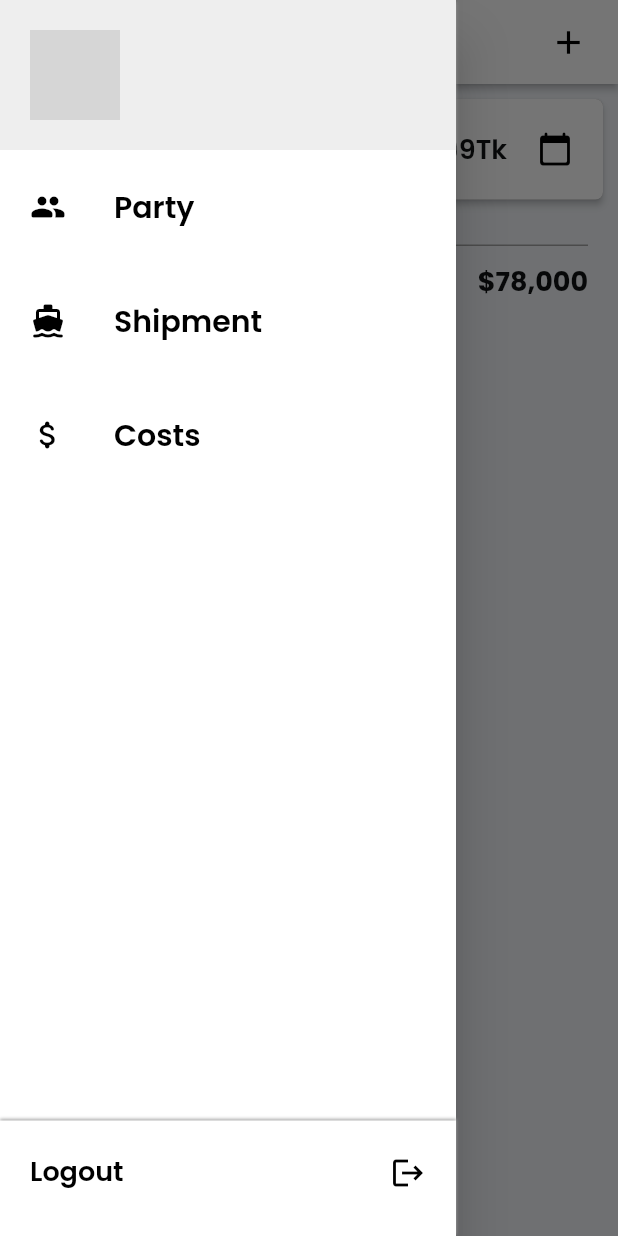
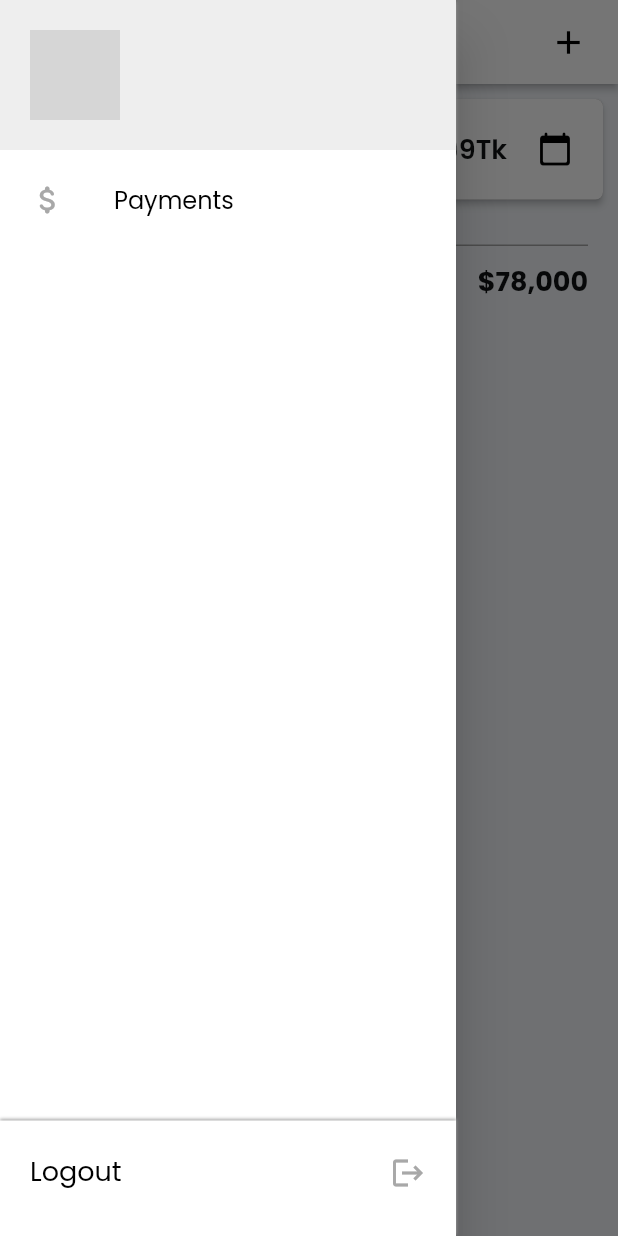
Before and after one commit to mdrashedbinkuddus/rsenterperise-admin, a Flutter app: the CostsWidget screen opened directly, with the side drawer open, on a phone screen of 412 x 824 dp. Run offline on Flutter 3.47's test engine with Material 2 defaults, Android fonts, the phone set to English and light mode, and no system bars; our stand-ins replace auto_size_text, built_collection, built_value, cloud_firestore, easy_debounce, firebase_auth and 11 more; missing offline and left inert: json_path; accounts and stored records are empty; generated files the repository leaves out were written again; network calls fail; grey boxes are pictures that could not be loaded.

Commit message:
Updating to latest FlutterFlow output.

```diff
--- a/lib/costs/costs_widget.dart
+++ b/lib/costs/costs_widget.dart
@@ -3,7 +3,7 @@ import '../backend/backend.dart';
 import '../components/add_cost_widget.dart';
 import '../flutter_flow/flutter_flow_theme.dart';
 import '../flutter_flow/flutter_flow_util.dart';
-import '../main.dart';
+import '../payment/payment_widget.dart';
 import '../sign_in/sign_in_widget.dart';
 import 'package:flutter/material.dart';
 import 'package:flutter_datetime_picker/flutter_datetime_picker.dart';
@@ -139,7 +139,10 @@ class _CostsWidgetState extends State<CostsWidget> {
                               return ClipRRect(
                                 borderRadius: BorderRadius.circular(50),
                                 child: Image.network(
-                                  drawerUserRecord.photoUrl,
+                                  valueOrDefault<String>(
+                                    drawerUserRecord.photoUrl,
+                                    'https://storage.googleapis.com/flutterflow-io-6f20.appspot.com/projects/r-s-enterprise-admin-ghscow/assets/ffgkx5xuwf47/logo.png',
+                                  ),
                                   width: 60,
                                   height: 60,
                                   fit: BoxFit.cover,
@@ -180,86 +183,29 @@ class _CostsWidgetState extends State<CostsWidget> {
                                 type: PageTransitionType.fade,
                                 duration: Duration(milliseconds: 0),
                                 reverseDuration: Duration(milliseconds: 0),
-                                child: NavBarPage(initialPage: 'PartyList'),
-                              ),
-                            );
-                          },
-                          child: ListTile(
-                            leading: Icon(
-                              Icons.group_rounded,
-                              color: Colors.black,
-                            ),
-                            title: Text(
-                              'Party',
-                              style:
-                                  FlutterFlowTheme.of(context).title3.override(
-                                        fontFamily: 'Poppins',
-                                        color: Colors.black,
-                                      ),
-                            ),
-                            dense: false,
-                            contentPadding:
-                                EdgeInsetsDirectional.fromSTEB(20, 10, 0, 10),
-                          ),
-                        ),
-                        InkWell(
-                          onTap: () async {
-                            await Navigator.push(
-                              context,
-                              PageTransition(
-                                type: PageTransitionType.fade,
-                                duration: Duration(milliseconds: 0),
-                                reverseDuration: Duration(milliseconds: 0),
-                                child: NavBarPage(initialPage: 'Shipment'),
-                              ),
-                            );
-                          },
-                          child: ListTile(
-                            leading: Icon(
-                              Icons.directions_boat_rounded,
-                              color: Colors.black,
-                            ),
-                            title: Text(
-                              'Shipment',
-                              style:
-                                  FlutterFlowTheme.of(context).title3.override(
-                                        fontFamily: 'Poppins',
-                                        color: Colors.black,
-                                      ),
-                            ),
-                            dense: false,
-                            contentPadding:
-                                EdgeInsetsDirectional.fromSTEB(20, 10, 0, 10),
-                          ),
-                        ),
-                        InkWell(
-                          onTap: () async {
-                            await Navigator.push(
-                              context,
-                              PageTransition(
-                                type: PageTransitionType.fade,
-                                duration: Duration(milliseconds: 0),
-                                reverseDuration: Duration(milliseconds: 0),
-                                child: NavBarPage(initialPage: 'Costs'),
+                                child: PaymentWidget(),
                               ),
                             );
                           },
                           child: ListTile(
                             leading: Icon(
                               Icons.attach_money_rounded,
-                              color: Colors.black,
+                              color: FlutterFlowTheme.of(context).lineColor,
+                              size: 24,
                             ),
                             title: Text(
-                              'Costs',
+                              'Payments',
                               style:
                                   FlutterFlowTheme.of(context).title3.override(
                                         fontFamily: 'Poppins',
                                         color: Colors.black,
+                                        fontSize: 16,
+                                        fontWeight: FontWeight.normal,
                                       ),
                             ),
                             dense: false,
                             contentPadding:
-                                EdgeInsetsDirectional.fromSTEB(20, 10, 0, 10),
+                                EdgeInsetsDirectional.fromSTEB(20, 5, 0, 5),
                           ),
                         ),
                       ],
@@ -294,6 +240,7 @@ class _CostsWidgetState extends State<CostsWidget> {
                                       fontFamily: 'Poppins',
                                       color: Colors.black,
                                       fontSize: 18,
+                                      fontWeight: FontWeight.normal,
                                     ),
                           ),
                         ),
@@ -315,7 +262,7 @@ class _CostsWidgetState extends State<CostsWidget> {
                             },
                             child: Icon(
                               Icons.logout,
-                              color: Colors.black,
+                              color: FlutterFlowTheme.of(context).lineColor,
                               size: 24,
                             ),
                           ),
--- a/lib/edit_party/edit_party_widget.dart
+++ b/lib/edit_party/edit_party_widget.dart
@@ -74,8 +74,8 @@ class _EditPartyWidgetState extends State<EditPartyWidget> {
                 color: FlutterFlowTheme.of(context).primaryBtnText,
                 size: 30,
               ),
-              onPressed: () {
-                print('IconButton pressed ...');
+              onPressed: () async {
+                Navigator.pop(context);
               },
             ),
             title: Text(
--- a/lib/home_page/home_page_widget.dart
+++ b/lib/home_page/home_page_widget.dart
@@ -104,7 +104,10 @@ class _HomePageWidgetState extends State<HomePageWidget> {
                               return ClipRRect(
                                 borderRadius: BorderRadius.circular(50),
                                 child: Image.network(
-                                  drawerUserRecord.photoUrl,
+                                  valueOrDefault<String>(
+                                    drawerUserRecord.photoUrl,
+                                    'https://storage.googleapis.com/flutterflow-io-6f20.appspot.com/projects/r-s-enterprise-admin-ghscow/assets/ffgkx5xuwf47/logo.png',
+                                  ),
                                   width: 60,
                                   height: 60,
                                   fit: BoxFit.cover,
--- a/lib/party_details/party_details_widget.dart
+++ b/lib/party_details/party_details_widget.dart
@@ -11,12 +11,10 @@ class PartyDetailsWidget extends StatefulWidget {
     Key key,
     this.partyName,
     this.partyNumber,
-    this.partyImage,
   }) : super(key: key);
 
   final String partyName;
   final int partyNumber;
-  final String partyImage;
 
   @override
   _PartyDetailsWidgetState createState() => _PartyDetailsWidgetState();
--- a/lib/payment/payment_widget.dart
+++ b/lib/payment/payment_widget.dart
@@ -133,7 +133,10 @@ class _PaymentWidgetState extends State<PaymentWidget> {
                               return ClipRRect(
                                 borderRadius: BorderRadius.circular(50),
                                 child: Image.network(
-                                  drawerUserRecord.photoUrl,
+                                  valueOrDefault<String>(
+                                    drawerUserRecord.photoUrl,
+                                    'https://storage.googleapis.com/flutterflow-io-6f20.appspot.com/projects/r-s-enterprise-admin-ghscow/assets/ffgkx5xuwf47/logo.png',
+                                  ),
                                   width: 60,
                                   height: 60,
                                   fit: BoxFit.cover,
--- a/lib/shipment/shipment_widget.dart
+++ b/lib/shipment/shipment_widget.dart
@@ -104,7 +104,10 @@ class _ShipmentWidgetState extends State<ShipmentWidget> {
                               return ClipRRect(
                                 borderRadius: BorderRadius.circular(50),
                                 child: Image.network(
-                                  drawerUserRecord.photoUrl,
+                                  valueOrDefault<String>(
+                                    drawerUserRecord.photoUrl,
+                                    'https://storage.googleapis.com/flutterflow-io-6f20.appspot.com/projects/r-s-enterprise-admin-ghscow/assets/ffgkx5xuwf47/logo.png',
+                                  ),
                                   width: 60,
                                   height: 60,
                                   fit: BoxFit.cover,
```
Also changed, not shown: lib/party_list/party_list_widget.dart (+5 -2 lines).
